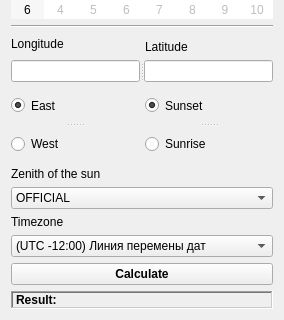
The window that GetSunsetRise.ui (BulSV/SunsetSunrise) describes before a commit, drawn with Qt 5; both pictures show x 0 to 284 and y 141 to 461 of the 284 by 461 pixel window.
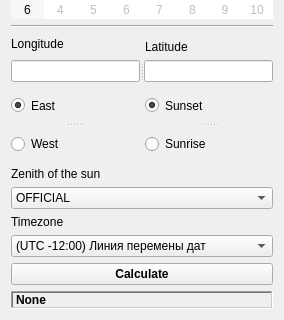
The same window after the commit.

The edit to the form file:
```diff
--- a/GetSunsetRise.ui
+++ b/GetSunsetRise.ui
@@ -698,7 +698,7 @@
       <enum>QFrame::Sunken</enum>
      </property>
      <property name="text">
-      <string>Result:</string>
+      <string>None</string>
      </property>
     </widget>
    </item>
```
